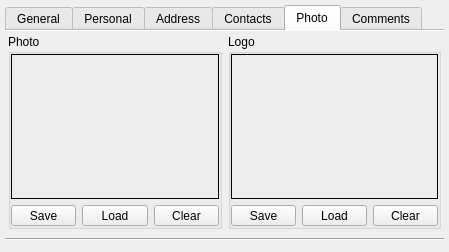
Above: src/plugins/vcard/vcarddialog.ui from vacuum-im/vacuum-im before the change. Below: the same form after it.
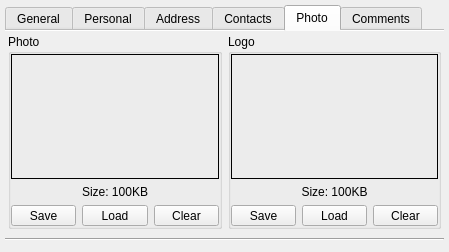
That is the form after the change. The open tabs and pages were chosen to show the change. Custom widgets are drawn as their Qt base class.

```diff
--- a/src/plugins/vcard/vcarddialog.ui
+++ b/src/plugins/vcard/vcarddialog.ui
@@ -655,6 +655,16 @@
             </property>
            </widget>
           </item>
+          <item>
+           <widget class="QLabel" name="lblPhotoSize">
+            <property name="text">
+             <string notr="true">Size: 100KB</string>
+            </property>
+            <property name="alignment">
+             <set>Qt::AlignCenter</set>
+            </property>
+           </widget>
+          </item>
           <item>
            <layout class="QHBoxLayout" name="lotPhotoButtons">
             <item>
@@ -732,6 +742,16 @@
             </property>
            </widget>
           </item>
+          <item>
+           <widget class="QLabel" name="lblLogoSize">
+            <property name="text">
+             <string notr="true">Size: 100KB</string>
+            </property>
+            <property name="alignment">
+             <set>Qt::AlignCenter</set>
+            </property>
+           </widget>
+          </item>
           <item>
            <layout class="QHBoxLayout" name="lotLogoButtons">
             <item>
```
